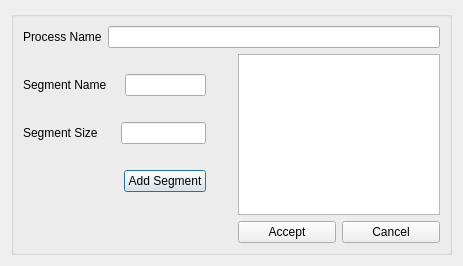
Above: processdialog.ui from Mostafa-ashraf19/Memory_Managment before the change. Below: the same form after it.
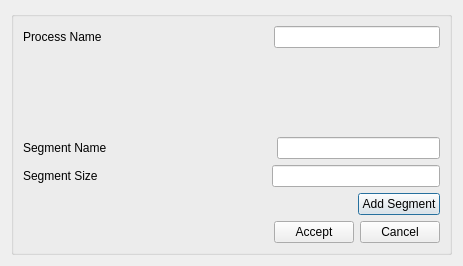
That is the form after the change.

Commit message: process dialog

```diff
--- a/processdialog.ui
+++ b/processdialog.ui
@@ -19,9 +19,47 @@
      <property name="title">
       <string/>
      </property>
-     <layout class="QGridLayout" name="gridLayout">
-      <item row="1" column="0">
        <layout class="QVBoxLayout" name="verticalLayout_2">
+      <item>
+       <layout class="QHBoxLayout" name="horizontalLayout">
+        <item>
+         <widget class="QLabel" name="label">
+          <property name="text">
+           <string>Process Name</string>
+          </property>
+         </widget>
+        </item>
+        <item>
+         <spacer name="horizontalSpacer_6">
+          <property name="orientation">
+           <enum>Qt::Horizontal</enum>
+          </property>
+          <property name="sizeHint" stdset="0">
+           <size>
+            <width>40</width>
+            <height>20</height>
+           </size>
+          </property>
+         </spacer>
+        </item>
+        <item>
+         <widget class="QLineEdit" name="ProcessNameLineedit"/>
+        </item>
+       </layout>
+      </item>
+      <item>
+       <spacer name="verticalSpacer">
+        <property name="orientation">
+         <enum>Qt::Vertical</enum>
+        </property>
+        <property name="sizeHint" stdset="0">
+         <size>
+          <width>20</width>
+          <height>166</height>
+         </size>
+        </property>
+       </spacer>
+      </item>
         <item>
          <layout class="QHBoxLayout" name="horizontalLayout_4">
           <item>
@@ -114,26 +152,21 @@
           </item>
          </layout>
         </item>
-       </layout>
-      </item>
-      <item row="1" column="1">
-       <spacer name="verticalSpacer">
-        <property name="orientation">
-         <enum>Qt::Vertical</enum>
-        </property>
-        <property name="sizeHint" stdset="0">
-         <size>
-          <width>20</width>
-          <height>166</height>
-         </size>
-        </property>
-       </spacer>
-      </item>
-      <item row="1" column="2">
-       <widget class="QTableView" name="SegmentsTable"/>
-      </item>
-      <item row="2" column="2">
+      <item>
        <layout class="QHBoxLayout" name="horizontalLayout_2">
+        <item>
+         <spacer name="horizontalSpacer_5">
+          <property name="orientation">
+           <enum>Qt::Horizontal</enum>
+          </property>
+          <property name="sizeHint" stdset="0">
+           <size>
+            <width>40</width>
+            <height>20</height>
+           </size>
+          </property>
+         </spacer>
+        </item>
         <item>
          <widget class="QPushButton" name="Accept">
           <property name="text">
@@ -150,33 +183,6 @@
         </item>
        </layout>
       </item>
-      <item row="0" column="0" colspan="3">
-       <layout class="QHBoxLayout" name="horizontalLayout">
-        <item>
-         <widget class="QLabel" name="label">
-          <property name="text">
-           <string>Process Name</string>
-          </property>
-         </widget>
-        </item>
-        <item>
-         <widget class="QLineEdit" name="ProcessNameLineedit"/>
-        </item>
-       </layout>
-      </item>
-      <item row="2" column="0">
-       <spacer name="horizontalSpacer_4">
-        <property name="orientation">
-         <enum>Qt::Horizontal</enum>
-        </property>
-        <property name="sizeHint" stdset="0">
-         <size>
-          <width>40</width>
-          <height>20</height>
-         </size>
-        </property>
-       </spacer>
-      </item>
      </layout>
     </widget>
    </item>
```
Left out of the diff: 4 changed lines with no effect on the pictures. Lines whose indentation alone changed are shown as unchanged. The commit also changes 2 other files.
